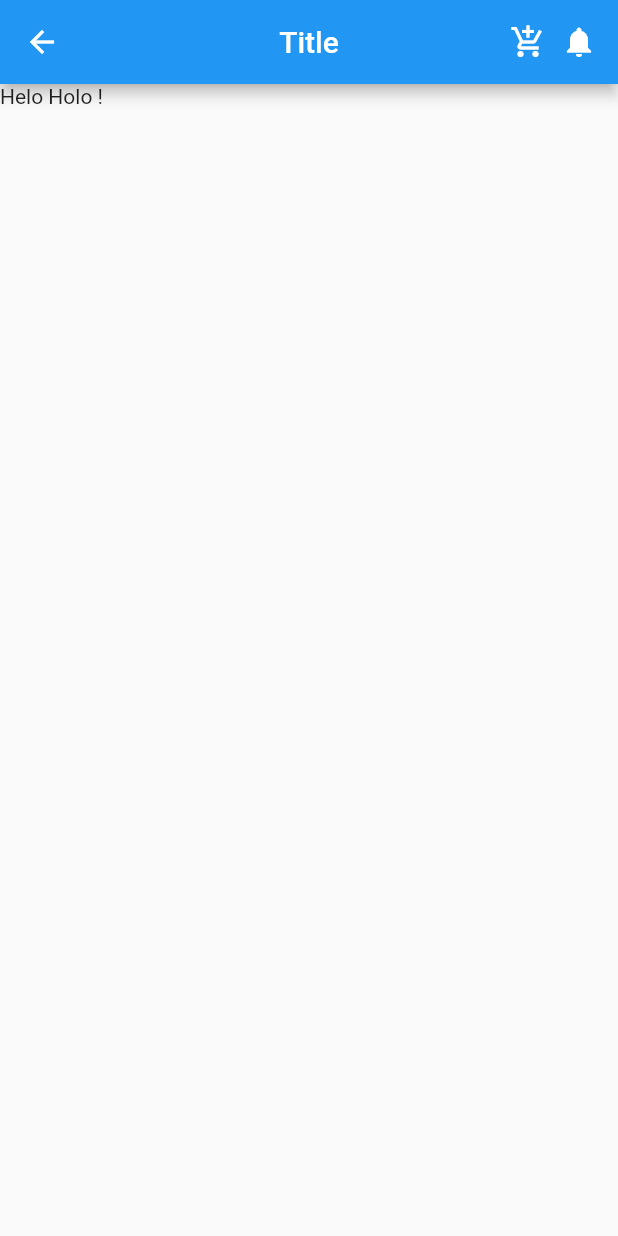
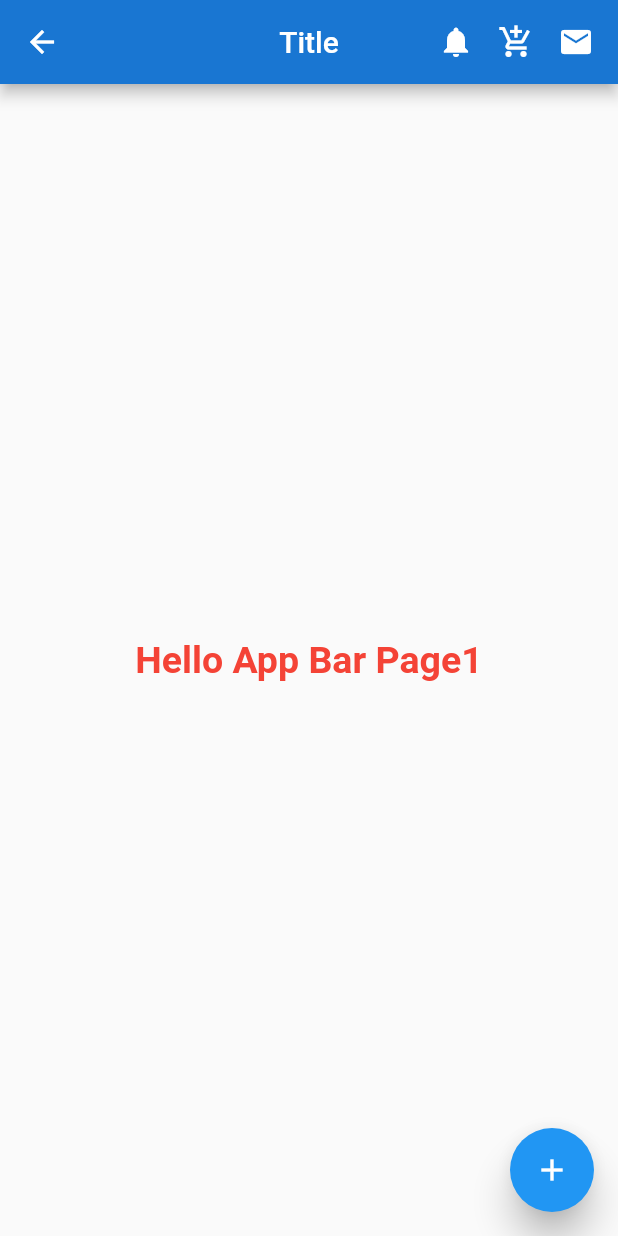
Before and after one commit to Mansurisodev/m1, a Flutter app: the AppBarr screen opened by its route, on a phone screen of 412 x 824 dp. Run offline on Flutter 3.47's test engine with Material 2 defaults, Android fonts, the phone set to English and light mode, and no system bars.

Commit message:
Apbar page qoshildi

```diff
--- a/lib/pages/app_bar.dart
+++ b/lib/pages/app_bar.dart
@@ -10,20 +10,45 @@ class AppBarr extends StatefulWidget {
 }
 
 class _AppBarrState extends State<AppBarr> {
+   int count = 1;
   @override
   Widget build(BuildContext context) {
     return Scaffold(
       appBar: AppBar(
         title: const Text("Title"),
-        centerTitle: true, // Androiddatitleni centrga ko'chiradi.
-        actions: const [
-          Icon(Icons.add_shopping_cart), // Appabarga Icons joylash
-          SizedBox(width: 10,), // Yopishgan joyini surish
-          Icon(Icons.notifications), // Hologanch Icon joylash mumkin ekan
-          SizedBox(width: 14,),
+        backgroundColor: Colors.blue[700],
+        centerTitle: true, // Androiddda title chap yoki ong tarafda boladi.Iphoneda esa centrda.Titleni centrga chiqarish.Android uchun.
+        actions: const [  //👈 Ong tarafdan chap tarafga itaradi!
+          Icon(Icons.notifications),
+          SizedBox(width: 16.0,),
+          Icon(Icons.add_shopping_cart),
+          SizedBox(width: 16.0,),
+          Icon(Icons.email),
+          SizedBox(width: 16.0,), // Icon ong tarafga yopishib qolgan bolsa suradi.
+
         ],
       ),
-      body: Text("Helo Holo !"),
+
+      body:  Center(
+        child: Text("Hello App Bar Page" + count.toString(), //Floatingactionbton ichidagi count qiymatini ozgartiradi.
+                    style: const TextStyle(
+                    color: Colors.red, // Rang Berish
+                    fontSize: 25 , // Kattaligi
+                    fontWeight: FontWeight.bold, // Qalin qilish
+
+            ),
+        ),
+      ),
+
+      floatingActionButton: FloatingActionButton(
+        onPressed: (){
+         setState(() {  // Bu qiymatni o'zgartiruvchi function
+           count++;
+         });
+        }, // Busiz buttonlar yozib bo'lmaydi.Ishlatmasak ham bolishi kerak
+        elevation: 10.0,
+        child:  Icon(Icons.add),
+      ),
 
     );
   }
--- a/lib/pages/detail_page.dart
+++ b/lib/pages/detail_page.dart
@@ -32,7 +32,8 @@ class _DetailPageState extends State<DetailPage> {
             // Navigator.pushNamed(context, AppBarr.id); //Bosganda boshqa pagega o'tadi.Yo'lini ko'rsatish kerak.Orqasidagi pagelar saqlanib qoladi.
             // Navigator.pushReplacementNamed(context, HomePage.id); // O'zidan oldingi Pagelarni Yopib qo'yadi.O'zi asosiy page bo'lib oladi.Bu asosan qaytarishda emas
             // Bosganda boshqa pajega o'tishda va osha pageni asosiy qilishda ishlatiladi.Orga emas oldinga ko'proq ishlatilad.
-              Navigator.of(context).pop({"data" : "The best time evry day !"});
+            //   Navigator.of(context).pop({"data" : "The best time evry day !"});
+            Navigator.pushNamed(context, AppBarr.id);
           },
           color: Colors.red,
           child: Text(widget.input),
```
